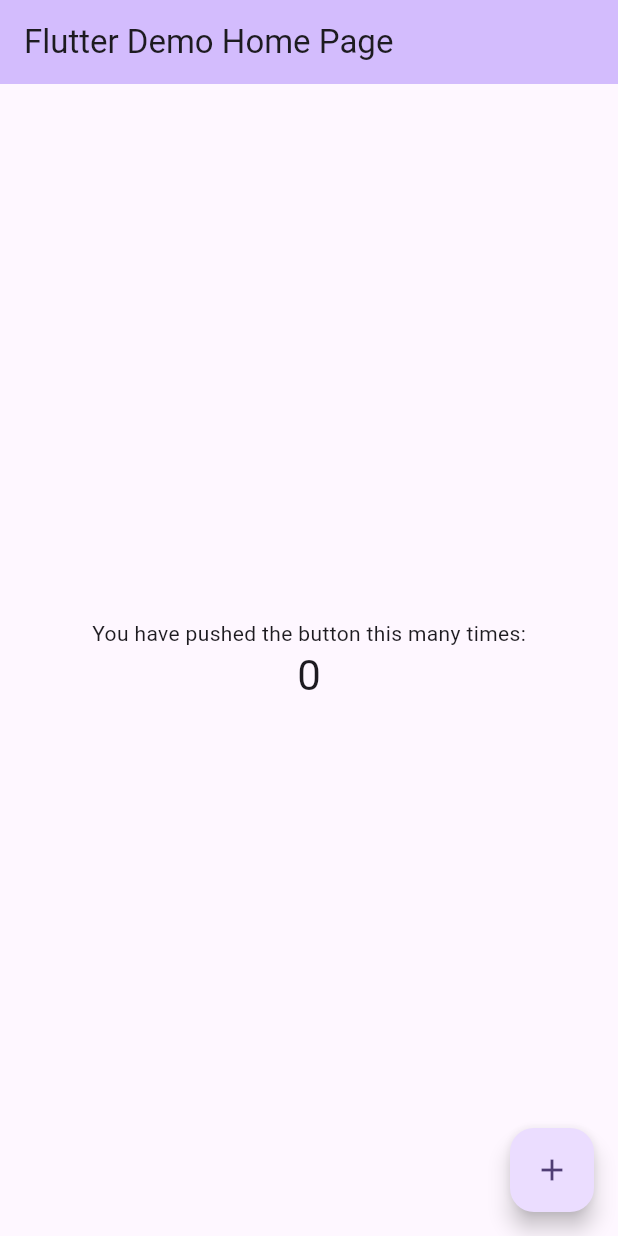
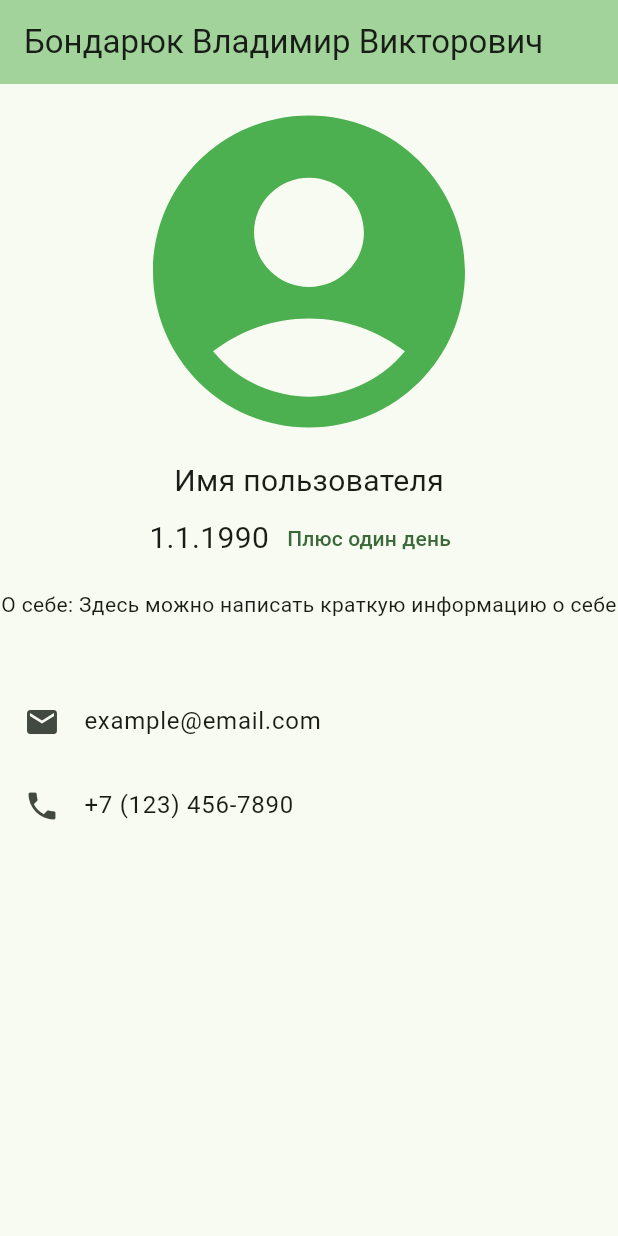
Before and after one commit to Grooofy/FlutterProject, a Flutter app: the screen it shows after launch, on a phone screen of 412 x 824 dp. Run offline on Flutter 3.47's test engine with Material 3 defaults, Android fonts, the phone set to English and light mode, and no system bars.

Commit message:
HomeWork3

```diff
--- a/firstapp/lib/main.dart
+++ b/firstapp/lib/main.dart
@@ -7,46 +7,21 @@ void main() {
 class MyApp extends StatelessWidget {
   const MyApp({super.key});
 
-  // This widget is the root of your application.
   @override
   Widget build(BuildContext context) {
     return MaterialApp(
-      title: 'Flutter Demo',
+      title: 'Соц сети',
       theme: ThemeData(
-        // This is the theme of your application.
-        //
-        // TRY THIS: Try running your application with "flutter run". You'll see
-        // the application has a purple toolbar. Then, without quitting the app,
-        // try changing the seedColor in the colorScheme below to Colors.green
-        // and then invoke "hot reload" (save your changes or press the "hot
-        // reload" button in a Flutter-supported IDE, or press "r" if you used
-        // the command line to start the app).
-        //
-        // Notice that the counter didn't reset back to zero; the application
-        // state is not lost during the reload. To reset the state, use hot
-        // restart instead.
-        //
-        // This works for code too, not just values: Most code changes can be
-        // tested with just a hot reload.
-        colorScheme: ColorScheme.fromSeed(seedColor: Colors.deepPurple),
+        colorScheme: ColorScheme.fromSeed(seedColor: Colors.green),
         useMaterial3: true,
       ),
-      home: const MyHomePage(title: 'Flutter Demo Home Page'),
+      home: const MyHomePage(title: 'Бондарюк Владимир Викторович'),
     );
   }
 }
 
 class MyHomePage extends StatefulWidget {
   const MyHomePage({super.key, required this.title});
-
-  // This widget is the home page of your application. It is stateful, meaning
-  // that it has a State object (defined below) that contains fields that affect
-  // how it looks.
-
-  // This class is the configuration for the state. It holds the values (in this
-  // case the title) provided by the parent (in this case the App widget) and
-  // used by the build method of the State. Fields in a Widget subclass are
-  // always marked "final".
 
   final String title;
 
@@ -55,71 +30,79 @@ class MyHomePage extends StatefulWidget {
 }
 
 class _MyHomePageState extends State<MyHomePage> {
-  int _counter = 0;
-
-  void _incrementCounter() {
+  DateTime _selectedDate = DateTime(
+    1990,
+    1,
+    1,
+  );
+  Duration _oneDay = Duration(days: 1);
+  void _incrementDate() {
     setState(() {
-      // This call to setState tells the Flutter framework that something has
-      // changed in this State, which causes it to rerun the build method below
-      // so that the display can reflect the updated values. If we changed
-      // _counter without calling setState(), then the build method would not be
-      // called again, and so nothing would appear to happen.
-      _counter++;
+      _selectedDate = _selectedDate.add(_oneDay);
     });
   }
 
   @override
   Widget build(BuildContext context) {
-    // This method is rerun every time setState is called, for instance as done
-    // by the _incrementCounter method above.
-    //
-    // The Flutter framework has been optimized to make rerunning build methods
-    // fast, so that you can just rebuild anything that needs updating rather
-    // than having to individually change instances of widgets.
     return Scaffold(
       appBar: AppBar(
-        // TRY THIS: Try changing the color here to a specific color (to
-        // Colors.amber, perhaps?) and trigger a hot reload to see the AppBar
-        // change color while the other colors stay the same.
         backgroundColor: Theme.of(context).colorScheme.inversePrimary,
-        // Here we take the value from the MyHomePage object that was created by
-        // the App.build method, and use it to set our appbar title.
         title: Text(widget.title),
       ),
       body: Center(
-        // Center is a layout widget. It takes a single child and positions it
-        // in the middle of the parent.
         child: Column(
-          // Column is also a layout widget. It takes a list of children and
-          // arranges them vertically. By default, it sizes itself to fit its
-          // children horizontally, and tries to be as tall as its parent.
-          //
-          // Column has various properties to control how it sizes itself and
-          // how it positions its children. Here we use mainAxisAlignment to
-          // center the children vertically; the main axis here is the vertical
-          // axis because Columns are vertical (the cross axis would be
-          // horizontal).
-          //
-          // TRY THIS: Invoke "debug painting" (choose the "Toggle Debug Paint"
-          // action in the IDE, or press "p" in the console), to see the
-          // wireframe for each widget.
           mainAxisAlignment: MainAxisAlignment.center,
-          children: <Widget>[
-            const Text(
-              'You have pushed the button this many times:',
+          crossAxisAlignment: CrossAxisAlignment.center,
+          children: [
+            Icon(
+              Icons.account_circle,
+              color: Colors.green,
+              size: 250,
             ),
             Text(
-              '$_counter',
-              style: Theme.of(context).textTheme.headlineMedium,
+              'Имя пользователя',
+              style: TextStyle(fontSize: 20),
+            ),
+            Row(
+              mainAxisAlignment: MainAxisAlignment.center,
+              children: [
+                Text(
+                  '${_selectedDate.day}.${_selectedDate.month}.${_selectedDate.year}',
+                  style: TextStyle(fontSize: 20),
+                ),
+                TextButton(
+                  onPressed: () {
+                    _incrementDate();
+                  },
+                  child: Text('Плюс один день'),
+                ),
+              ],
+            ),
+            SizedBox(height: 10),
+            Text(
+              'О себе: Здесь можно написать краткую информацию о себе',
+              textAlign: TextAlign.center,
+            ),
+            SizedBox(height: 20),
+            SizedBox(height: 20),
+            Expanded(
+              child: ListView(
+                children: [
+                  ListTile(
+                    leading: Icon(Icons.email),
+                    title: Text('example@email.com'),
+                  ),
+                  ListTile(
+                    leading: Icon(Icons.phone),
+                    title: Text('+7 (123) 456-7890'),
+                  ),
+                  // Другие данные профиля
+                ],
+              ),
             ),
           ],
         ),
       ),
-      floatingActionButton: FloatingActionButton(
-        onPressed: _incrementCounter,
-        tooltip: 'Increment',
-        child: const Icon(Icons.add),
-      ), // This trailing comma makes auto-formatting nicer for build methods.
     );
   }
 }
```
